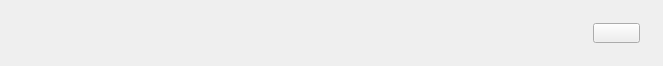
Before: the Qt Designer form ui/ukliw.ui in UbuntuKylin/kylin-software-center, drawn with Qt 5.
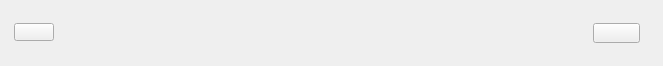
After: the same form once the commit is applied.

What changed in the file:
```diff
--- a/ui/ukliw.ui
+++ b/ui/ukliw.ui
@@ -104,6 +104,19 @@
     <string/>
    </property>
   </widget>
+  <widget class="QPushButton" name="btnDetail">
+   <property name="geometry">
+    <rect>
+     <x>14</x>
+     <y>23</y>
+     <width>40</width>
+     <height>18</height>
+    </rect>
+   </property>
+   <property name="text">
+    <string/>
+   </property>
+  </widget>
  </widget>
  <resources/>
  <connections/>
```
